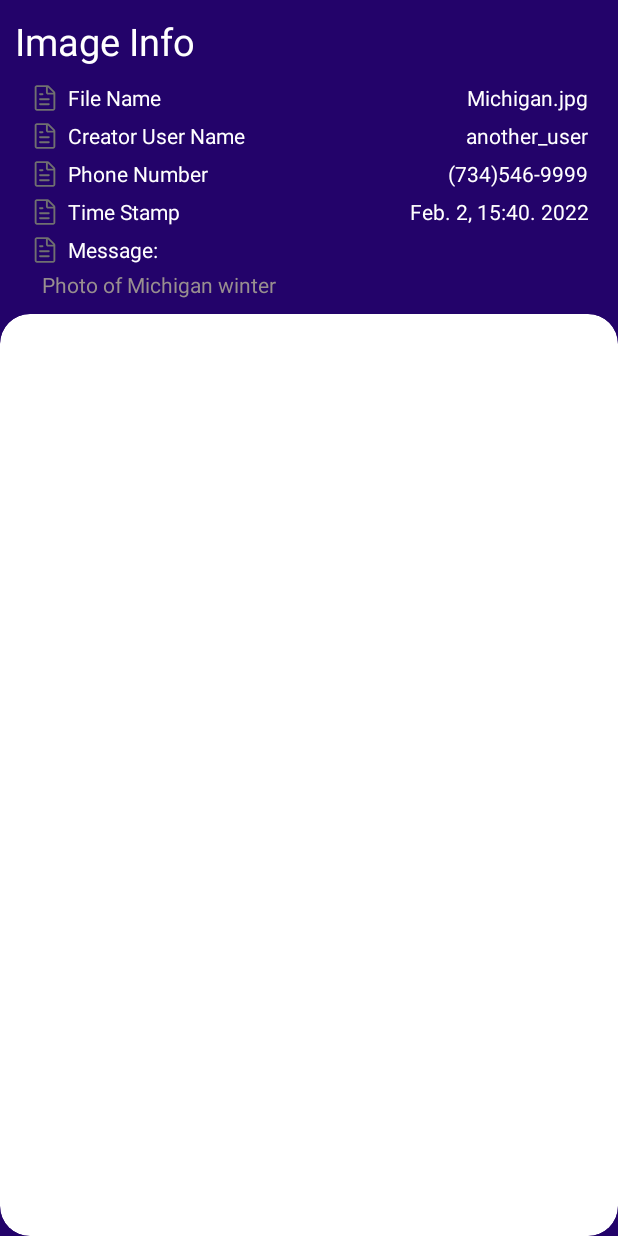
After one commit to gty929/IMAGician, an Android app: the layout activity_request_status.xml on its own in the app's theme, with its tools: preview values and no code run, on a phone screen of 412 x 824 dp. The commit adds this screen. Run offline under Robolectric (Android 15) with nearby library versions, the phone set to English and light mode, and no system bars.

Commit message:
request_status

```diff
--- a/AndroidApp/app/src/main/res/layout/activity_input_info.xml
+++ b/AndroidApp/app/src/main/res/layout/activity_input_info.xml
@@ -7,7 +7,7 @@
     android:background="@color/blue">
 
     <androidx.constraintlayout.widget.ConstraintLayout
-        android:id="@+id/constraintLayout"
+        android:id="@+id/image_info_list"
         android:layout_width="match_parent"
         android:layout_height="200dp"
         android:background="@color/blue"
@@ -44,7 +44,7 @@
         app:layout_constraintHorizontal_bias="0.0"
         app:layout_constraintStart_toStartOf="parent"
 
-        app:layout_constraintTop_toBottomOf="@+id/constraintLayout"
+        app:layout_constraintTop_toBottomOf="@+id/image_info_list"
         app:layout_constraintVertical_bias="1.0">
 
 
--- a/AndroidApp/app/src/main/res/layout/activity_processing.xml
+++ b/AndroidApp/app/src/main/res/layout/activity_processing.xml
@@ -7,7 +7,7 @@
     android:background="@color/blue">
 
     <androidx.constraintlayout.widget.ConstraintLayout
-        android:id="@+id/constraintLayout"
+        android:id="@+id/image_info_list"
         android:layout_width="match_parent"
         android:layout_height="200dp"
         android:background="@color/blue"
@@ -56,7 +56,7 @@
         app:layout_constraintHorizontal_bias="0.0"
         app:layout_constraintStart_toStartOf="parent"
 
-        app:layout_constraintTop_toBottomOf="@+id/constraintLayout"
+        app:layout_constraintTop_toBottomOf="@+id/image_info_list"
         app:layout_constraintVertical_bias="1.0">
 
         <ProgressBar
--- /dev/null
+++ b/AndroidApp/app/src/main/res/layout/activity_request_status.xml
@@ -0,0 +1,244 @@
+<?xml version="1.0" encoding="utf-8"?>
+<androidx.constraintlayout.widget.ConstraintLayout xmlns:android="http://schemas.android.com/apk/res/android"
+    xmlns:app="http://schemas.android.com/apk/res-auto"
+    xmlns:tools="http://schemas.android.com/tools"
+    android:layout_width="match_parent"
+    android:layout_height="match_parent"
+    android:background="@color/blue">
+
+    <androidx.constraintlayout.widget.ConstraintLayout
+        android:id="@+id/image_info_list"
+        android:layout_width="match_parent"
+        android:layout_height="wrap_content"
+        android:background="@color/blue"
+        app:layout_constraintEnd_toEndOf="parent"
+        app:layout_constraintHorizontal_bias="0.0"
+        app:layout_constraintStart_toStartOf="parent"
+        app:layout_constraintTop_toTopOf="parent">
+
+        <LinearLayout
+            android:id="@+id/image_info"
+            android:layout_width="match_parent"
+            android:layout_height="wrap_content"
+            android:layout_marginStart="10dp"
+            android:layout_marginTop="10dp"
+            android:layout_marginEnd="10dp"
+            android:orientation="vertical"
+            app:layout_constraintEnd_toEndOf="parent"
+            app:layout_constraintStart_toStartOf="parent"
+            app:layout_constraintTop_toTopOf="parent">
+
+            <TextView
+                android:id="@+id/info_title"
+                android:layout_width="match_parent"
+                android:layout_height="wrap_content"
+                android:paddingBottom="5dp"
+                android:text="@string/imageinfo"
+                android:textAlignment="viewStart"
+                android:textColor="@color/white"
+                android:textSize="25sp" />
+
+            <androidx.constraintlayout.widget.ConstraintLayout
+                android:layout_width="match_parent"
+                android:layout_height="match_parent"
+                android:layout_marginHorizontal="10dp"
+                android:paddingTop="@dimen/info_pad">
+
+                <ImageView
+                    android:id="@+id/file_icon"
+                    android:layout_width="wrap_content"
+                    android:layout_height="wrap_content"
+                    android:contentDescription="@string/icon"
+                    app:layout_constraintStart_toStartOf="parent"
+                    app:layout_constraintTop_toTopOf="parent"
+                    app:srcCompat="@drawable/ic_file" />
+
+                <TextView
+                    android:id="@+id/FileName"
+                    android:layout_width="wrap_content"
+                    android:layout_height="wrap_content"
+                    android:layout_marginHorizontal="5dp"
+                    android:text="@string/file_name"
+                    android:textColor="@color/white"
+                    app:layout_constraintStart_toEndOf="@id/file_icon"
+                    app:layout_constraintTop_toTopOf="parent" />
+
+                <TextView
+                    android:id="@+id/jpg"
+                    android:layout_width="match_parent"
+                    android:layout_height="match_parent"
+                    android:text="@string/fname"
+                    android:textAlignment="textEnd"
+                    android:textColor="@color/white"
+                    app:layout_constraintEnd_toEndOf="parent"
+                    app:layout_constraintTop_toTopOf="parent" />
+
+            </androidx.constraintlayout.widget.ConstraintLayout>
+
+            <androidx.constraintlayout.widget.ConstraintLayout
+                android:layout_width="match_parent"
+                android:layout_height="match_parent"
+                android:layout_marginHorizontal="10dp"
+                android:paddingTop="@dimen/info_pad">
+
+                <ImageView
+                    android:id="@+id/creator_icon"
+                    android:layout_width="wrap_content"
+                    android:layout_height="wrap_content"
+                    android:contentDescription="@string/icon"
+                    app:layout_constraintStart_toStartOf="parent"
+                    app:layout_constraintTop_toTopOf="parent"
+                    app:srcCompat="@drawable/ic_file" />
+
+                <TextView
+                    android:id="@+id/CreatorName"
+                    android:layout_width="wrap_content"
+                    android:layout_height="wrap_content"
+                    android:layout_marginHorizontal="5dp"
+                    android:text="@string/creator_name"
+                    android:textColor="@color/white"
+                    app:layout_constraintStart_toEndOf="@id/creator_icon"
+                    app:layout_constraintTop_toTopOf="parent" />
+
+                <TextView
+                    android:id="@+id/cname"
+                    android:layout_width="match_parent"
+                    android:layout_height="match_parent"
+                    android:text="@string/cname"
+                    android:textAlignment="textEnd"
+                    android:textColor="@color/white"
+                    app:layout_constraintEnd_toEndOf="parent"
+                    app:layout_constraintTop_toTopOf="parent" />
+
+            </androidx.constraintlayout.widget.ConstraintLayout>
+
+            <androidx.constraintlayout.widget.ConstraintLayout
+                android:layout_width="match_parent"
+                android:layout_height="match_parent"
+                android:layout_marginHorizontal="10dp"
+                android:paddingTop="@dimen/info_pad">
+
+                <ImageView
+                    android:id="@+id/phone_icon"
+                    android:layout_width="wrap_content"
+                    android:layout_height="wrap_content"
+                    android:contentDescription="@string/icon"
+                    app:layout_constraintStart_toStartOf="parent"
+                    app:layout_constraintTop_toTopOf="parent"
+                    app:srcCompat="@drawable/ic_file" />
+
+                <TextView
+                    android:id="@+id/PhoneNumber"
+                    android:layout_width="wrap_content"
+                    android:layout_height="wrap_content"
+                    android:layout_marginHorizontal="5dp"
+                    android:text="@string/phone"
+                    android:textColor="@color/white"
+                    app:layout_constraintStart_toEndOf="@id/phone_icon"
+                    app:layout_constraintTop_toTopOf="parent" />
+
+                <TextView
+                    android:id="@+id/pnumber"
+                    android:layout_width="match_parent"
+                    android:layout_height="match_parent"
+                    android:text="@string/pnumber"
+                    android:textAlignment="textEnd"
+                    android:textColor="@color/white"
+                    app:layout_constraintEnd_toEndOf="parent"
+                    app:layout_constraintTop_toTopOf="parent" />
+
+            </androidx.constraintlayout.widget.ConstraintLayout>
+
+            <androidx.constraintlayout.widget.ConstraintLayout
+                android:layout_width="match_parent"
+                android:layout_height="match_parent"
+                android:layout_marginHorizontal="10dp"
+                android:paddingTop="@dimen/info_pad">
+
+                <ImageView
+                    android:id="@+id/stamp_icon"
+                    android:layout_width="wrap_content"
+                    android:layout_height="wrap_content"
+                    android:contentDescription="@string/icon"
+                    app:layout_constraintStart_toStartOf="parent"
+                    app:layout_constraintTop_toTopOf="parent"
+                    app:srcCompat="@drawable/ic_file" />
+
+                <TextView
+                    android:id="@+id/TimeStamp"
+                    android:layout_width="wrap_content"
+                    android:layout_height="wrap_content"
+                    android:layout_marginHorizontal="5dp"
+                    android:text="@string/timestamp"
+                    android:textColor="@color/white"
+                    app:layout_constraintStart_toEndOf="@id/stamp_icon"
+                    app:layout_constraintTop_toTopOf="parent" />
+
+                <TextView
+                    android:id="@+id/tstamp"
+                    android:layout_width="match_parent"
+                    android:layout_height="match_parent"
+                    android:text="@string/tstamp"
+                    android:textAlignment="textEnd"
+                    android:textColor="@color/white"
+                    app:layout_constraintEnd_toEndOf="parent"
+                    app:layout_constraintTop_toTopOf="parent" />
+
+            </androidx.constraintlayout.widget.ConstraintLayout>
+
+            <androidx.constraintlayout.widget.ConstraintLayout
+                android:layout_width="match_parent"
+                android:layout_height="match_parent"
+                android:layout_marginHorizontal="10dp"
+                android:paddingTop="@dimen/info_pad">
+
+                <ImageView
+                    android:id="@+id/msg_icon"
+                    android:layout_width="wrap_content"
+                    android:layout_height="wrap_content"
+                    android:contentDescription="@string/icon"
+                    app:layout_constraintStart_toStartOf="parent"
+                    app:layout_constraintTop_toTopOf="parent"
+                    app:srcCompat="@drawable/ic_file" />
+
+                <TextView
+                    android:id="@+id/textView7"
+                    android:layout_width="wrap_content"
+                    android:layout_height="wrap_content"
+                    android:layout_marginHorizontal="5dp"
+                    android:text="@string/message"
+                    android:textColor="@color/white"
+                    app:layout_constraintStart_toEndOf="@id/msg_icon"
+                    app:layout_constraintTop_toTopOf="parent" />
+
+                <TextView
+                    android:id="@+id/textView4"
+                    android:layout_width="wrap_content"
+                    android:layout_height="wrap_content"
+                    android:layout_marginStart="8dp"
+                    android:layout_marginTop="3dp"
+                    android:text="@string/msg"
+                    android:textColor="#988F8F"
+                    app:layout_constraintStart_toStartOf="parent"
+                    app:layout_constraintTop_toBottomOf="@id/msg_icon" />
+
+            </androidx.constraintlayout.widget.ConstraintLayout>
+
+        </LinearLayout>
+
+    </androidx.constraintlayout.widget.ConstraintLayout>
+
+    <androidx.constraintlayout.widget.ConstraintLayout
+        android:layout_width="0dp"
+        android:layout_height="0dp"
+        android:layout_marginTop="10dp"
+        android:background="@drawable/shape_round_corner"
+        android:clipToOutline="true"
+        app:layout_constraintBottom_toBottomOf="parent"
+        app:layout_constraintEnd_toEndOf="parent"
+
+        app:layout_constraintHorizontal_bias="0.0"
+        app:layout_constraintStart_toStartOf="parent"
+        app:layout_constraintTop_toBottomOf="@id/image_info_list"
+        app:layout_constraintVertical_bias="1.0" />
+</androidx.constraintlayout.widget.ConstraintLayout>
--- /dev/null
+++ b/AndroidApp/app/src/main/res/layout/activity_upload_history.xml
@@ -0,0 +1,6 @@
+<?xml version="1.0" encoding="utf-8"?>
+<androidx.constraintlayout.widget.ConstraintLayout xmlns:android="http://schemas.android.com/apk/res/android"
+    android:layout_width="match_parent"
+    android:layout_height="match_parent">
+
+</androidx.constraintlayout.widget.ConstraintLayout>
--- /dev/null
+++ b/AndroidApp/app/src/main/res/values/dimens.xml
@@ -0,0 +1,4 @@
+<?xml version="1.0" encoding="utf-8"?>
+<resources>
+    <dimen name="info_pad">5dp</dimen>
+</resources>
--- a/AndroidApp/app/src/main/res/values/strings.xml
+++ b/AndroidApp/app/src/main/res/values/strings.xml
@@ -12,6 +12,17 @@
     <string name="status_pending">Request Pending</string>
     <string name="status_rejected">Request Rejected</string>
     <string name="status_granted">Usage Right Granted</string>
+
+    <string name="imageinfo">Image Info</string>
+    <string name="file_name">File Name</string>
+    <string name="fname">Michigan.jpg</string>
+    <string name="creator_name">Creator User Name</string>
+    <string name="cname">another_user</string>
+    <string name="phone">Phone Number</string>
+    <string name="pnumber">(734)546-9999</string>
+    <string name="timestamp">Time Stamp</string>
+    <string name="tstamp">Feb. 2, 15:40. 2022</string>
+    <string name="msg">Photo of Michigan winter</string>
 
     <string name="examine_watermark">Examine Watermark</string>
     <string name="new_watermark">New Watermark</string>
```
